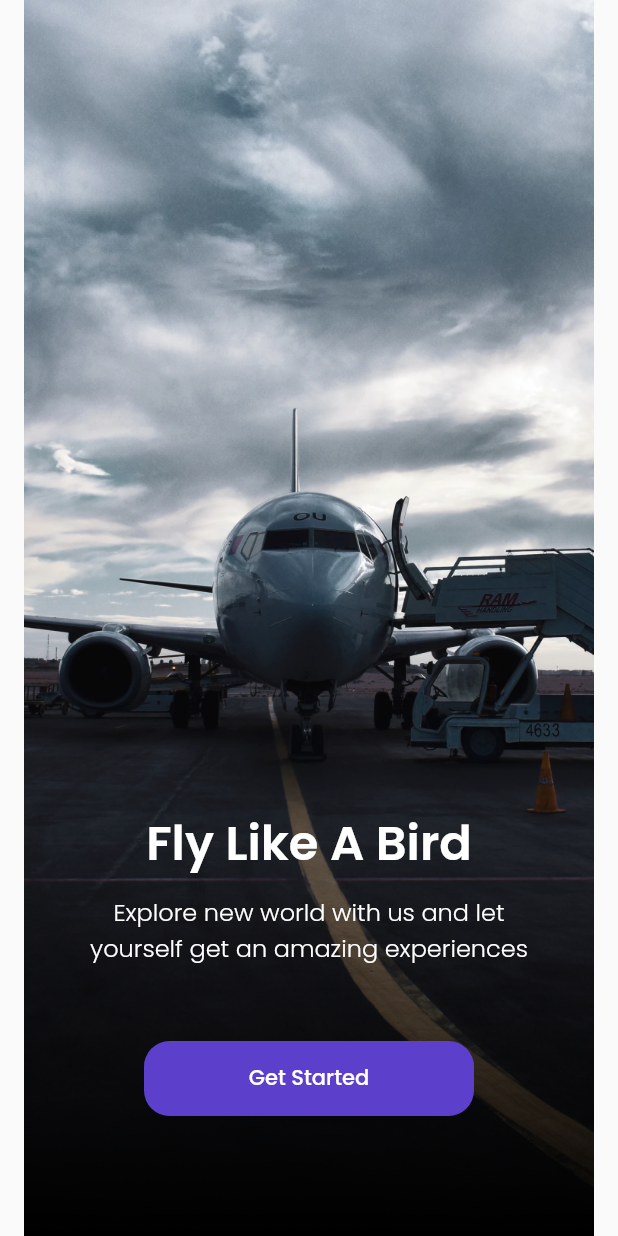
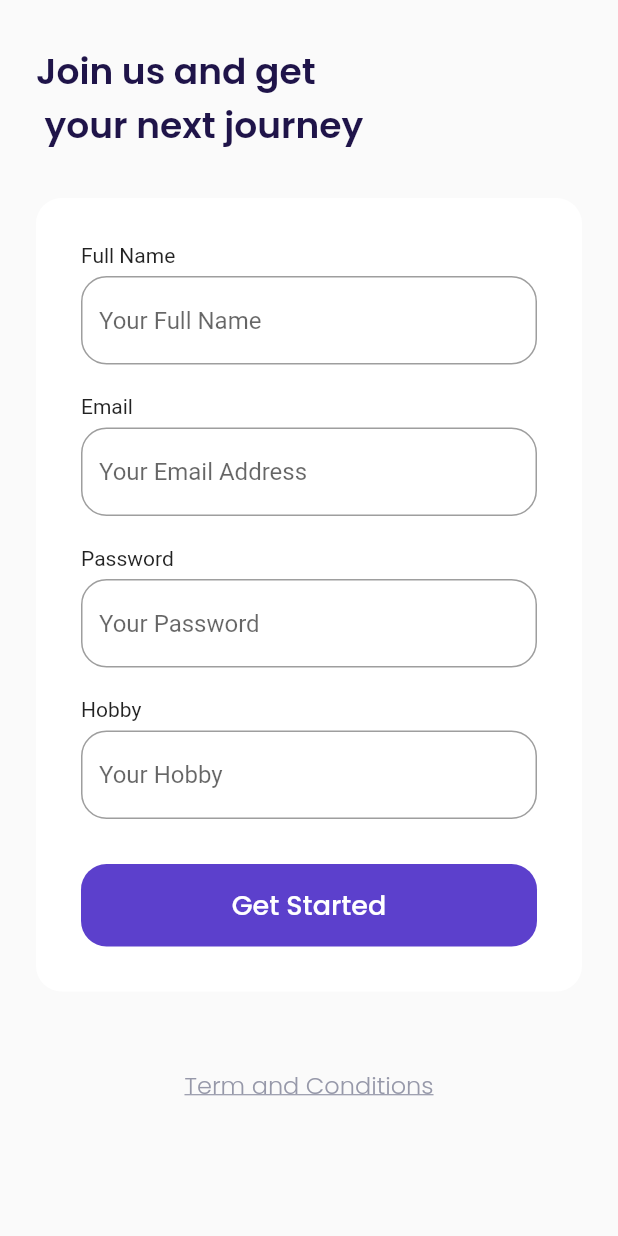
Before and after one commit to aldhykohar/airplane-app, a Flutter app: the screen it shows after launch, after a tap on "Get Started", on a phone screen of 412 x 824 dp. Run offline on Flutter 3.47's test engine with Material 2 defaults, Android fonts, the phone set to English and light mode, and no system bars; our stand-ins replace google_fonts; missing offline and left inert: dart:ffi.

Commit message:
:zap: create ui sign up

```diff
--- a/lib/main.dart
+++ b/lib/main.dart
@@ -1,4 +1,5 @@
 import 'package:airplane/ui/pages/get_started_page.dart';
+import 'package:airplane/ui/pages/sign_up_page.dart';
 import 'package:airplane/ui/pages/splash_page.dart';
 import 'package:flutter/material.dart';
 
@@ -14,7 +15,8 @@ class MyApp extends StatelessWidget {
       home: SplashPage(),
       routes: {
         '/splash': (context) => SplashPage(),
-        '/get-started':(context)=>GetStartedPage()
+        '/get-started': (context) => GetStartedPage(),
+        '/sign-up': (context) => SignUpPage(),
       },
     );
   }
--- a/lib/shared/theme.dart
+++ b/lib/shared/theme.dart
@@ -1,8 +1,10 @@
+import 'dart:ffi';
+
 import 'package:flutter/material.dart';
 import 'package:google_fonts/google_fonts.dart';
 
-double defaultMargin = 24.0;
-double defaultRadius = 17.0;
+double defaultMargin = 24;
+double defaultRadius = 17;
 
 Color kPrimaryColor = Color(0xff5C40CC);
 Color kBlackColor = Color(0xff1F1449);
--- a/lib/ui/pages/get_started_page.dart
+++ b/lib/ui/pages/get_started_page.dart
@@ -1,5 +1,5 @@
+import 'package:airplane/shared/theme.dart';
 import 'package:flutter/material.dart';
-import '../../shared/theme.dart';
 
 class GetStartedPage extends StatelessWidget {
   const GetStartedPage({Key? key}) : super(key: key);
@@ -43,15 +43,16 @@ class GetStartedPage extends StatelessWidget {
                 Container(
                   width: 220,
                   height: 50,
-                  margin: EdgeInsets.only(top: 50,bottom: 80),
+                  margin: EdgeInsets.only(top: 50, bottom: 80),
                   child: TextButton(
-                    onPressed: () {},
+                    onPressed: () {
+                      Navigator.pushNamed(context, '/sign-up');
+                    },
                     style: TextButton.styleFrom(
-                      backgroundColor: kPrimaryColor,
-                      shape: RoundedRectangleBorder(
-                        borderRadius: BorderRadius.circular(defaultRadius),
-                      )
-                    ),
+                        backgroundColor: kPrimaryColor,
+                        shape: RoundedRectangleBorder(
+                          borderRadius: BorderRadius.circular(defaultRadius),
+                        )),
                     child: Text(
                       'Get Started',
                       style: whiteTextStyle.copyWith(
--- /dev/null
+++ b/lib/ui/pages/sign_up_page.dart
@@ -0,0 +1,230 @@
+import 'package:flutter/cupertino.dart';
+import 'package:flutter/material.dart';
+import '../../shared/theme.dart';
+
+class SignUpPage extends StatelessWidget {
+  const SignUpPage({Key? key}) : super(key: key);
+
+  @override
+  Widget build(BuildContext context) {
+    Widget title() {
+      return Container(
+        margin: EdgeInsets.only(top: 30),
+        child: Text(
+          'Join us and get\n your next journey',
+          style: blackTextStyle.copyWith(
+            fontSize: 24,
+            fontWeight: semiBold,
+          ),
+        ),
+      );
+    }
+
+    Widget inputSection() {
+      Widget nameInput() {
+        return Container(
+          margin: EdgeInsets.only(bottom: 20),
+          child: Column(
+            crossAxisAlignment: CrossAxisAlignment.start,
+            children: [
+              Text(
+                'Full Name',
+              ),
+              SizedBox(
+                height: 6,
+              ),
+              TextFormField(
+                cursorColor: kBlackColor,
+                decoration: InputDecoration(
+                  hintText: 'Your Full Name',
+                  border: OutlineInputBorder(
+                    borderRadius: BorderRadius.circular(defaultRadius),
+                  ),
+                  focusedBorder: OutlineInputBorder(
+                    borderRadius: BorderRadius.circular(defaultRadius),
+                    borderSide: BorderSide(
+                      color: kPrimaryColor,
+                    ),
+                  ),
+                ),
+              ),
+            ],
+          ),
+        );
+      }
+
+      Widget emailInput() {
+        return Container(
+          margin: EdgeInsets.only(bottom: 20),
+          child: Column(
+            crossAxisAlignment: CrossAxisAlignment.start,
+            children: [
+              Text(
+                'Email',
+              ),
+              SizedBox(
+                height: 6,
+              ),
+              TextFormField(
+                cursorColor: kBlackColor,
+                decoration: InputDecoration(
+                  hintText: 'Your Email Address',
+                  border: OutlineInputBorder(
+                    borderRadius: BorderRadius.circular(defaultRadius),
+                  ),
+                  focusedBorder: OutlineInputBorder(
+                    borderRadius: BorderRadius.circular(defaultRadius),
+                    borderSide: BorderSide(
+                      color: kPrimaryColor,
+                    ),
+                  ),
+                ),
+              ),
+            ],
+          ),
+        );
+      }
+
+      Widget passwordInput() {
+        return Container(
+          margin: EdgeInsets.only(bottom: 20),
+          child: Column(
+            crossAxisAlignment: CrossAxisAlignment.start,
+            children: [
+              Text(
+                'Password',
+              ),
+              SizedBox(
+                height: 6,
+              ),
+              TextFormField(
+                cursorColor: kBlackColor,
+                obscureText: true,
+                decoration: InputDecoration(
+                  hintText: 'Your Password',
+                  border: OutlineInputBorder(
+                    borderRadius: BorderRadius.circular(defaultRadius),
+                  ),
+                  focusedBorder: OutlineInputBorder(
+                    borderRadius: BorderRadius.circular(defaultRadius),
+                    borderSide: BorderSide(
+                      color: kPrimaryColor,
+                    ),
+                  ),
+                ),
+              ),
+            ],
+          ),
+        );
+      }
+
+      Widget hobbyInput() {
+        return Container(
+          margin: EdgeInsets.only(bottom: 30),
+          child: Column(
+            crossAxisAlignment: CrossAxisAlignment.start,
+            children: [
+              Text(
+                'Hobby',
+              ),
+              SizedBox(
+                height: 6,
+              ),
+              TextFormField(
+                cursorColor: kBlackColor,
+                decoration: InputDecoration(
+                  hintText: 'Your Hobby',
+                  border: OutlineInputBorder(
+                    borderRadius: BorderRadius.circular(defaultRadius),
+                  ),
+                  focusedBorder: OutlineInputBorder(
+                    borderRadius: BorderRadius.circular(defaultRadius),
+                    borderSide: BorderSide(
+                      color: kPrimaryColor,
+                    ),
+                  ),
+                ),
+              ),
+            ],
+          ),
+        );
+      }
+
+      Widget submitButton() {
+        return Container(
+          width: double.infinity,
+          height: 55,
+          child: TextButton(
+            onPressed: () {},
+            style: TextButton.styleFrom(
+              backgroundColor: kPrimaryColor,
+              shape: RoundedRectangleBorder(
+                borderRadius: BorderRadius.circular(defaultRadius),
+              ),
+            ),
+            child: Text(
+              'Get Started',
+              style: whiteTextStyle.copyWith(
+                fontSize: 18,
+                fontWeight: medium,
+              ),
+            ),
+          ),
+        );
+      }
+
+      return Container(
+        margin: EdgeInsets.only(top: 30),
+        padding: EdgeInsets.symmetric(
+          horizontal: 30,
+          vertical: 30,
+        ),
+        decoration: BoxDecoration(
+          color: kWhiteColor,
+          borderRadius: BorderRadius.circular(
+            defaultRadius,
+          ),
+        ),
+        child: Column(
+          children: [
+            nameInput(),
+            emailInput(),
+            passwordInput(),
+            hobbyInput(),
+            submitButton(),
+          ],
+        ),
+      );
+    }
+
+    Widget tacButton() {
+      return Container(
+        alignment: Alignment.center,
+        margin: EdgeInsets.only(
+          top: 50,
+          bottom: 73,
+        ),
+        child: Text(
+          'Term and Conditions',
+          style: greyTextStyle.copyWith(
+            fontSize: 16,
+            fontWeight: light,
+            decoration: TextDecoration.underline,
+          ),
+        ),
+      );
+    }
+
+    return Scaffold(
+      backgroundColor: kBackgroundColor,
+      body: SafeArea(
+        child: ListView(
+          padding: EdgeInsets.symmetric(
+            horizontal: defaultMargin,
+          ),
+          children: [title(), inputSection(), tacButton()],
+        ),
+      ),
+    );
+  }
+}
```
